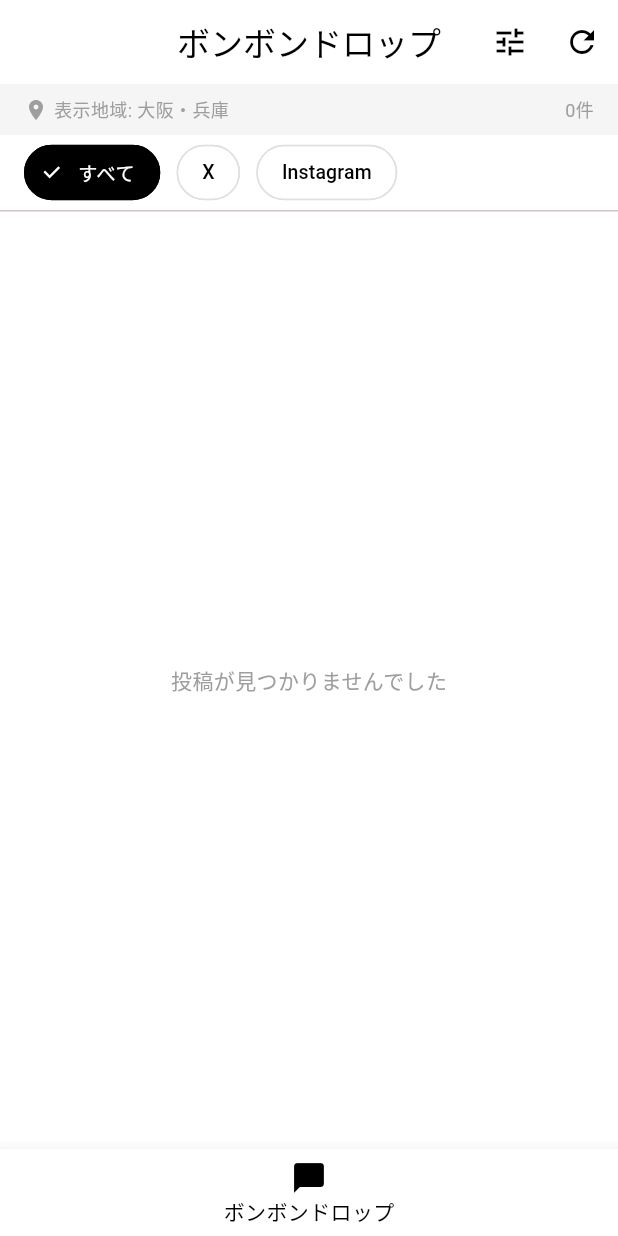
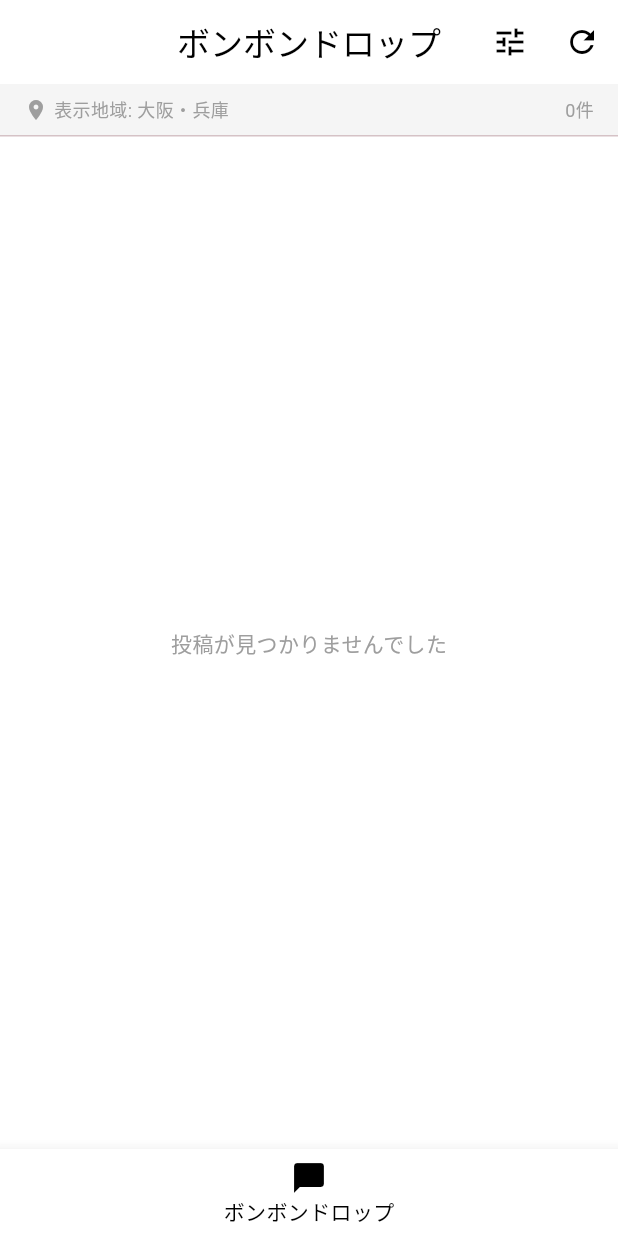
Before and after one commit to ut6119/card-tracker, a Flutter app: the screen it shows after launch, on a phone screen of 412 x 824 dp. Run offline on Flutter 3.47's test engine with Material 3 defaults, Android fonts, the light colour scheme and no system bars; our stand-ins replace shared_preferences; network calls fail.

Commit message:
Remove SNS type filter UI

```diff
--- a/lib/screens/sns_screen.dart
+++ b/lib/screens/sns_screen.dart
@@ -21,7 +21,6 @@ class SnsScreen extends StatefulWidget {
 }
 
 class _SnsScreenState extends State<SnsScreen> {
-  SnsType? _selectedSnsType;
   List<SnsPost> _snsPosts = [];
   bool _isLoading = true;
   static const String _fixedRegionLabel = '大阪・兵庫';
@@ -114,11 +113,6 @@ class _SnsScreenState extends State<SnsScreen> {
   /// フィルター済みの投稿を取得
   List<SnsPost> get _filteredPosts {
     var posts = _snsPosts;
-
-    // SNSタイプでフィルタ
-    if (_selectedSnsType != null) {
-      posts = posts.where((post) => post.type == _selectedSnsType).toList();
-    }
 
     // 地域でフィルタ
     posts = posts.where((post) {
@@ -287,8 +281,6 @@ class _SnsScreenState extends State<SnsScreen> {
               ],
             ),
           ),
-          // SNSタイプフィルター
-          _buildSnsTypeFilter(),
           const Divider(height: 1),
 
           // 投稿リスト
@@ -317,51 +309,6 @@ class _SnsScreenState extends State<SnsScreen> {
     );
   }
 
-  /// SNSタイプフィルター
-  Widget _buildSnsTypeFilter() {
-    return Container(
-      height: 50,
-      padding: const EdgeInsets.symmetric(horizontal: 16),
-      child: ListView(
-        scrollDirection: Axis.horizontal,
-        children: [
-          _buildFilterChip('すべて', null),
-          _buildFilterChip('X', SnsType.twitter),
-          _buildFilterChip('Instagram', SnsType.instagram),
-        ],
-      ),
-    );
-  }
-
-  /// フィルターチップ
-  Widget _buildFilterChip(String label, SnsType? type) {
-    final isSelected = _selectedSnsType == type;
-    return Padding(
-      padding: const EdgeInsets.only(right: 8),
-      child: FilterChip(
-        label: Text(label),
-        selected: isSelected,
-        onSelected: (selected) {
-          setState(() {
-            _selectedSnsType = selected ? type : null;
-          });
-        },
-        backgroundColor: Colors.white,
-        selectedColor: Colors.black,
-        checkmarkColor: Colors.white,
-        labelStyle: TextStyle(
-          color: isSelected ? Colors.white : Colors.black,
-          fontSize: 13,
-        ),
-        shape: RoundedRectangleBorder(
-          borderRadius: BorderRadius.circular(20),
-          side: BorderSide(
-            color: isSelected ? Colors.black : Colors.grey.shade300,
-          ),
-        ),
-      ),
-    );
-  }
 }
 
 /// SNS投稿カード
```
